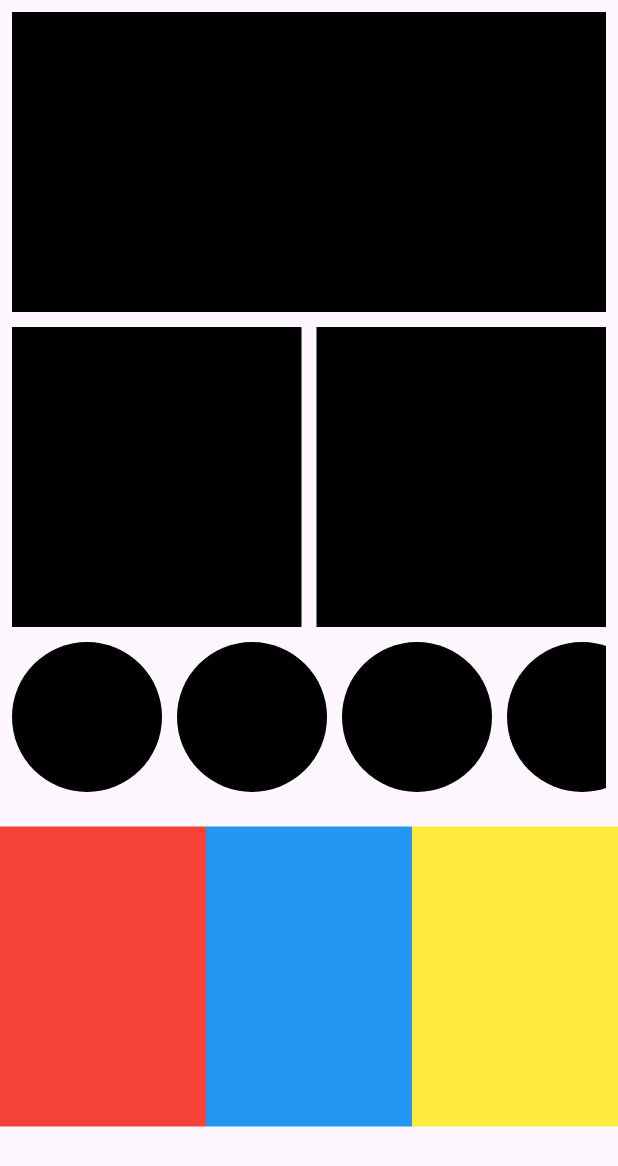
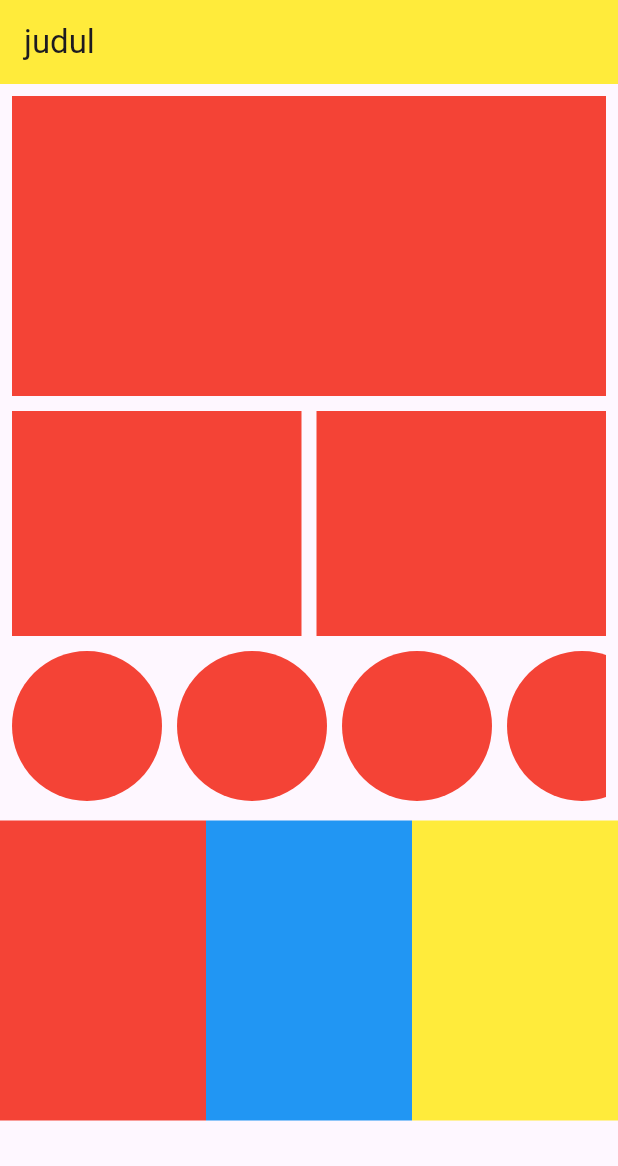
Before and after one commit to kramalmr/tugas-flutter-akram, a Flutter app: the screen it shows after launch, on a phone screen of 412 x 824 dp. Shown: the top 1166 px of the screen. Run offline on Flutter 3.47's test engine with Material 3 defaults, Android fonts, the phone set to English and light mode, and no system bars.

Commit message:
Update main.dart

```diff
--- a/aplikasi_tugas_kamis/lib/main.dart
+++ b/aplikasi_tugas_kamis/lib/main.dart
@@ -12,8 +12,9 @@ class MainApp extends StatelessWidget {
     return MaterialApp(
       debugShowCheckedModeBanner: false,
       home: Scaffold(
+        appBar: AppBar(backgroundColor: Colors.yellow, title: Text("judul")),
         body: Column(
-          spacing: 15,
+          spacing: 5,
           children: [
             Padding(
               padding: const EdgeInsets.all(8.0),
@@ -24,21 +25,21 @@ class MainApp extends StatelessWidget {
                   Container(
                     width: double.infinity,
                     height: 200,
-                    decoration: BoxDecoration(color: Colors.black),
+                    decoration: BoxDecoration(color: Colors.red),
                   ),
                   Row(
                     spacing: 10,
                     children: [
                       Expanded(
                         child: Container(
-                          height: 200,
-                          decoration: BoxDecoration(color: Colors.black),
+                          height: 150,
+                          decoration: BoxDecoration(color: Colors.red),
                         ),
                       ),
                       Expanded(
                         child: Container(
-                          height: 200,
-                          decoration: BoxDecoration(color: Colors.black),
+                          height: 150,
+                          decoration: BoxDecoration(color: Colors.red),
                         ),
                       ),
                     ],
@@ -52,7 +53,7 @@ class MainApp extends StatelessWidget {
                           height: 100,
                           width: 100,
                           decoration: BoxDecoration(
-                            color: Colors.black,
+                            color: Colors.red,
                             borderRadius: BorderRadius.circular(100),
                           ),
                         ),
@@ -60,7 +61,7 @@ class MainApp extends StatelessWidget {
                           height: 100,
                           width: 100,
                           decoration: BoxDecoration(
-                            color: Colors.black,
+                            color: Colors.red,
                             borderRadius: BorderRadius.circular(100),
                           ),
                         ),
@@ -68,7 +69,7 @@ class MainApp extends StatelessWidget {
                           height: 100,
                           width: 100,
                           decoration: BoxDecoration(
-                            color: Colors.black,
+                            color: Colors.red,
                             borderRadius: BorderRadius.circular(100),
                           ),
                         ),
@@ -76,7 +77,7 @@ class MainApp extends StatelessWidget {
                           height: 100,
                           width: 100,
                           decoration: BoxDecoration(
-                            color: Colors.black,
+                            color: Colors.red,
                             borderRadius: BorderRadius.circular(100),
                           ),
                         ),
@@ -84,7 +85,7 @@ class MainApp extends StatelessWidget {
                           height: 100,
                           width: 100,
                           decoration: BoxDecoration(
-                            color: Colors.black,
+                            color: Colors.red,
                             borderRadius: BorderRadius.circular(100),
                           ),
                         ),
@@ -92,7 +93,7 @@ class MainApp extends StatelessWidget {
                           height: 100,
                           width: 100,
                           decoration: BoxDecoration(
-                            color: Colors.black,
+                            color: Colors.red,
                             borderRadius: BorderRadius.circular(100),
                           ),
                         ),
@@ -100,7 +101,7 @@ class MainApp extends StatelessWidget {
                           height: 100,
                           width: 100,
                           decoration: BoxDecoration(
-                            color: Colors.black,
+                            color: Colors.red,
                             borderRadius: BorderRadius.circular(100),
                           ),
                         ),
```
